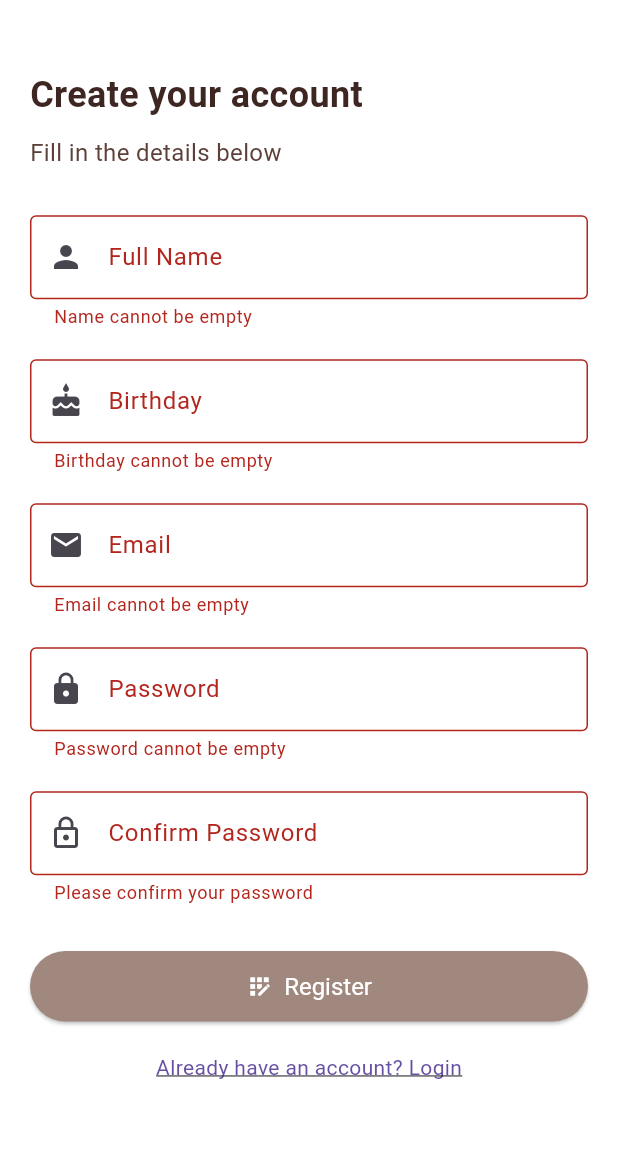
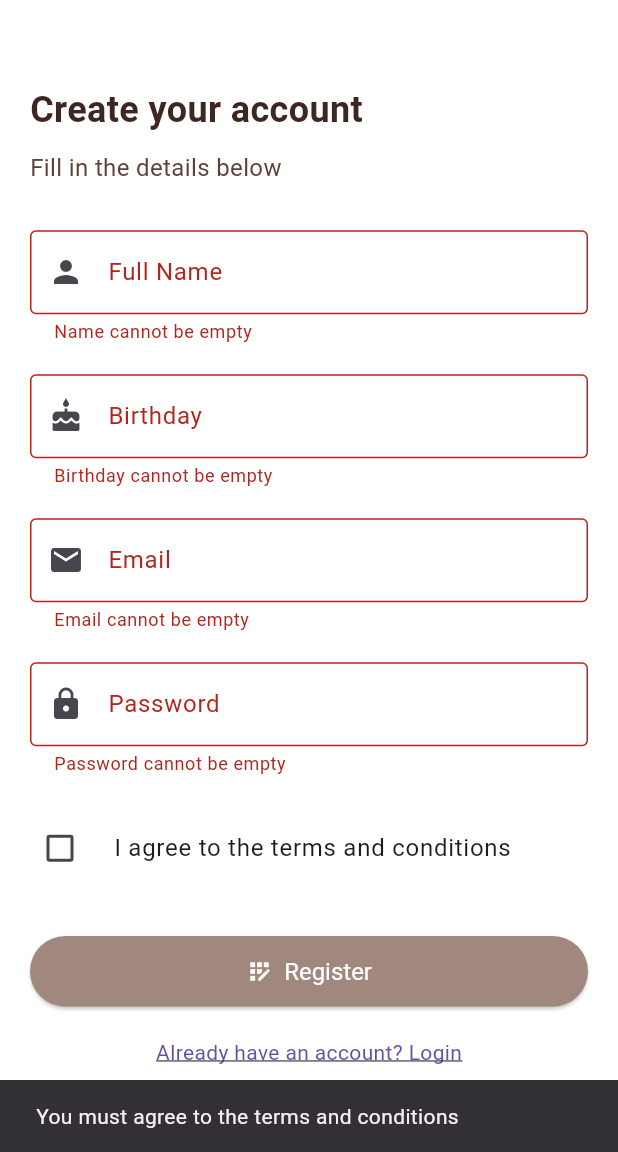
Before and after one commit to AbishekRT/ebrew-app, a Flutter app: the RegisterPage screen opened directly, after a tap on "Register", on a phone screen of 412 x 824 dp, the part 84-1236 px from its top. Run offline on Flutter 3.47's test engine with Material 3 defaults, Android fonts, the phone set to English and light mode, and no system bars.

Commit message:
Fix: Implement terms and conditions agreement in registration process and remove confirm password field

```diff
--- a/lib/screens/register_page.dart
+++ b/lib/screens/register_page.dart
@@ -16,17 +16,23 @@ class _RegisterPageState extends State<RegisterPage> {
   final _nameController = TextEditingController();
   final _emailController = TextEditingController();
   final _passwordController = TextEditingController();
-  final _confirmPasswordController = TextEditingController();
   final _birthdayController = TextEditingController();
 
   DateTime? _selectedDate;
+  bool _agreeToTerms = false;
 
   void _register() {
-    if (_formKey.currentState!.validate()) {
+    if (_formKey.currentState!.validate() && _agreeToTerms) {
       print('Selected birthday: $_selectedDate');
       Navigator.pushReplacement(
         context,
         MaterialPageRoute(builder: (context) => const LoginPage()),
+      );
+    } else if (!_agreeToTerms) {
+      ScaffoldMessenger.of(context).showSnackBar(
+        const SnackBar(
+          content: Text('You must agree to the terms and conditions'),
+        ),
       );
     }
   }
@@ -113,22 +119,6 @@ class _RegisterPageState extends State<RegisterPage> {
     );
   }
 
-  TextFormField _buildConfirmPasswordField() {
-    return TextFormField(
-      controller: _confirmPasswordController,
-      decoration: _inputDecoration('Confirm Password', Icons.lock_outline),
-      obscureText: true,
-      validator: (value) {
-        if (value == null || value.isEmpty) {
-          return 'Please confirm your password';
-        } else if (value != _passwordController.text) {
-          return 'Passwords do not match';
-        }
-        return null;
-      },
-    );
-  }
-
   @override
   Widget build(BuildContext context) {
     final isDarkMode =
@@ -179,13 +169,23 @@ class _RegisterPageState extends State<RegisterPage> {
                   const SizedBox(height: 30),
                   _buildNameField(),
                   const SizedBox(height: 20),
-                  _buildBirthdayField(), // ✅ Birthday field added here
+                  _buildBirthdayField(),
                   const SizedBox(height: 20),
                   _buildEmailField(),
                   const SizedBox(height: 20),
                   _buildPasswordField(),
                   const SizedBox(height: 20),
-                  _buildConfirmPasswordField(),
+                  CheckboxListTile(
+                    contentPadding: EdgeInsets.zero,
+                    title: const Text("I agree to the terms and conditions"),
+                    value: _agreeToTerms,
+                    onChanged: (bool? value) {
+                      setState(() {
+                        _agreeToTerms = value ?? false;
+                      });
+                    },
+                    controlAffinity: ListTileControlAffinity.leading,
+                  ),
                   const SizedBox(height: 30),
                   SizedBox(
                     width: double.infinity,
```
